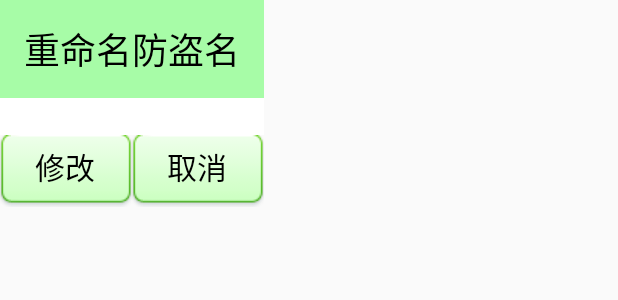
After one commit to lxblessyou/MobileGuard, an Android app: the layout layout_lost_find_popup.xml on its own in the app's theme, with its tools: preview values and no code run, on a phone screen of 412 x 824 dp. The commit adds this screen. Shown: the top 300 px of the screen. Run offline under Robolectric (Android 15) with nearby library versions, the light colour scheme and no system bars; network calls fail.

Commit message:
LostFindActivity PopupWindow

```diff
--- a/app/src/main/java/com/home/user/mobileguard/Utils/MyContants.java
+++ b/app/src/main/java/com/home/user/mobileguard/Utils/MyContants.java
@@ -12,4 +12,5 @@ public interface MyContants {
     String TAG = "tag";
     String ISPROTECTED = "isProtected";
     int OFFSET = 8;
+    String RENAME = "rename";
 }
--- a/app/src/main/java/com/home/user/mobileguard/activity/LostFindSetup1Activity.java
+++ b/app/src/main/java/com/home/user/mobileguard/activity/LostFindSetup1Activity.java
@@ -5,7 +5,7 @@ import com.home.user.mobileguard.R;
 /**
  * Created by user on 16-7-2.
  */
-public class LostFindSetup1Activity extends LostFindBaseSetupActivity {
+public class LostFindSetup1Activity extends LostFindBaseActivity {
 
     @Override
     protected void initEvent() {
--- a/app/src/main/java/com/home/user/mobileguard/activity/LostFindSetup3Activity.java
+++ b/app/src/main/java/com/home/user/mobileguard/activity/LostFindSetup3Activity.java
@@ -15,7 +15,7 @@ import com.home.user.mobileguard.Utils.SPTools;
 /**
  * Created by user on 16-7-3.
  */
-public class LostFindSetup3Activity extends LostFindBaseSetupActivity {
+public class LostFindSetup3Activity extends LostFindBaseActivity {
 
     private Button btn_select_safe_num;
     private EditText et_safe_num;
--- a/app/src/main/java/com/home/user/mobileguard/activity/LostFindSetup4Activity.java
+++ b/app/src/main/java/com/home/user/mobileguard/activity/LostFindSetup4Activity.java
@@ -12,7 +12,7 @@ import com.home.user.mobileguard.service.LostFindService;
 /**
  * Created by user on 16-7-3.
  */
-public class LostFindSetup4Activity extends LostFindBaseSetupActivity {
+public class LostFindSetup4Activity extends LostFindBaseActivity {
     private CheckBox cb_setup4_is_protected;
     private String isProtected = "false";
 
--- /dev/null
+++ b/app/src/main/res/layout/layout_lost_find_popup.xml
@@ -0,0 +1,44 @@
+<?xml version="1.0" encoding="utf-8"?>
+<LinearLayout xmlns:android="http://schemas.android.com/apk/res/android"
+    android:layout_width="wrap_content"
+    android:layout_height="wrap_content"
+    android:gravity="center"
+    android:orientation="vertical">
+
+    <TextView
+        style="@style/style_tile"
+        android:text="重命名防盗名" />
+
+    <EditText
+        android:id="@+id/et_popup_rename"
+        android:background="#ffffff"
+        android:layout_width="match_parent"
+        android:layout_height="wrap_content" />
+
+    <LinearLayout
+        android:layout_width="match_parent"
+        android:layout_height="wrap_content"
+        android:orientation="horizontal">
+
+        <Button
+            android:id="@+id/btn_popup_update"
+            android:layout_width="0dp"
+            android:layout_height="wrap_content"
+            android:layout_weight="1"
+            android:background="@drawable/btn_selector"
+            android:text="修改"
+            android:textColor="#000"
+            android:textSize="20dp" />
+
+
+        <Button
+            android:id="@+id/btn_popup_cancel"
+            android:layout_width="0dp"
+            android:layout_height="wrap_content"
+            android:layout_weight="1"
+            android:background="@drawable/btn_selector"
+            android:text="取消"
+            android:textColor="#000"
+            android:textSize="20dp" />
+    </LinearLayout>
+</LinearLayout>
```
Also changed, not shown: app/src/main/java/com/home/user/mobileguard/activity/HomeActivity.java (+12 -0 lines), app/src/main/java/com/home/user/mobileguard/activity/LostFindActivity.java (+104 -5 lines), app/src/main/java/com/home/user/mobileguard/activity/LostFindBaseActivity.java (renamed from app/src/main/java/com/home/user/mobileguard/activity/LostFindBaseSetupActivity.java, +36 -4 lines), app/src/main/java/com/home/user/mobileguard/activity/LostFindSetup2Activity.java (+1 -6 lines), app/src/main/res/layout/layout_lost_find.xml (+35 -22 lines).
